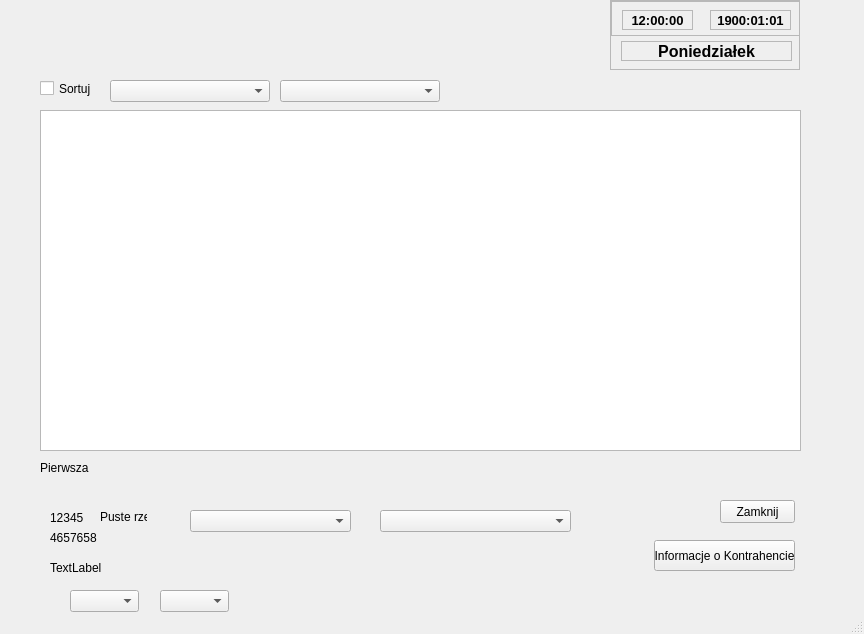
Above: baza.ui from Astropl/OptiBase before the change. Below: the same form after it.
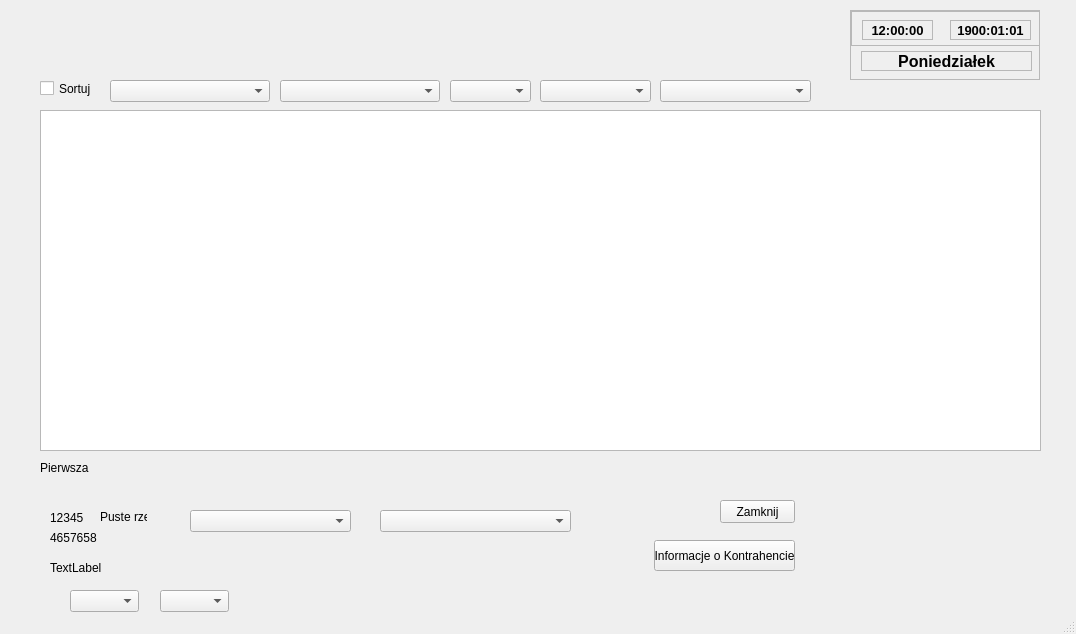
That is the form after the change.

What changed in the file:
```diff
--- a/baza.ui
+++ b/baza.ui
@@ -6,7 +6,7 @@
    <rect>
     <x>0</x>
     <y>0</y>
-    <width>864</width>
+    <width>1076</width>
     <height>634</height>
    </rect>
   </property>
@@ -19,7 +19,7 @@
      <rect>
       <x>40</x>
       <y>110</y>
-      <width>761</width>
+      <width>1001</width>
       <height>341</height>
      </rect>
     </property>
@@ -104,8 +104,8 @@
    <widget class="QLabel" name="labelDaty">
     <property name="geometry">
      <rect>
-      <x>710</x>
-      <y>10</y>
+      <x>950</x>
+      <y>20</y>
       <width>81</width>
       <height>20</height>
      </rect>
@@ -176,8 +176,8 @@
    <widget class="QScrollArea" name="scrollArea">
     <property name="geometry">
      <rect>
-      <x>610</x>
-      <y>0</y>
+      <x>850</x>
+      <y>10</y>
       <width>190</width>
       <height>70</height>
      </rect>
@@ -335,6 +335,36 @@
      <string>Puste rzedy</string>
     </property>
    </widget>
+   <widget class="QComboBox" name="comboBox_7">
+    <property name="geometry">
+     <rect>
+      <x>450</x>
+      <y>80</y>
+      <width>81</width>
+      <height>22</height>
+     </rect>
+    </property>
+   </widget>
+   <widget class="QComboBox" name="comboBox_8">
+    <property name="geometry">
+     <rect>
+      <x>540</x>
+      <y>80</y>
+      <width>111</width>
+      <height>22</height>
+     </rect>
+    </property>
+   </widget>
+   <widget class="QComboBox" name="comboBox_9">
+    <property name="geometry">
+     <rect>
+      <x>660</x>
+      <y>80</y>
+      <width>151</width>
+      <height>22</height>
+     </rect>
+    </property>
+   </widget>
    <zorder>tableViewDB</zorder>
    <zorder>labelTest</zorder>
    <zorder>comboBox_4</zorder>
```
Left out of the diff: 5 changed lines with no effect on the pictures.
